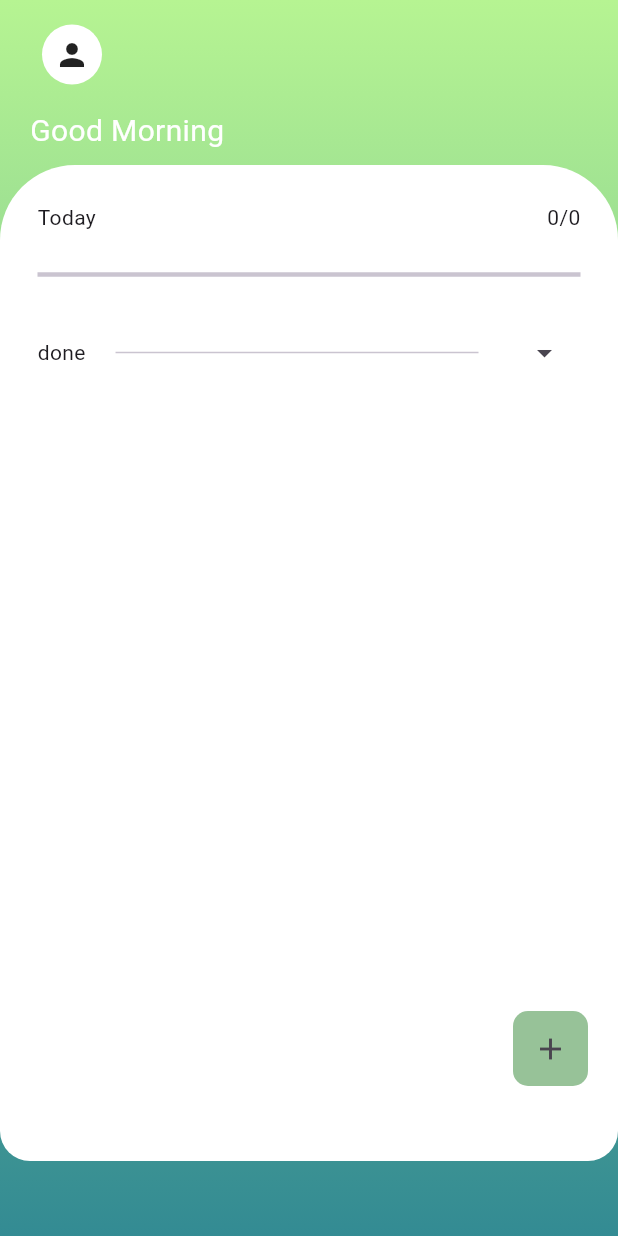
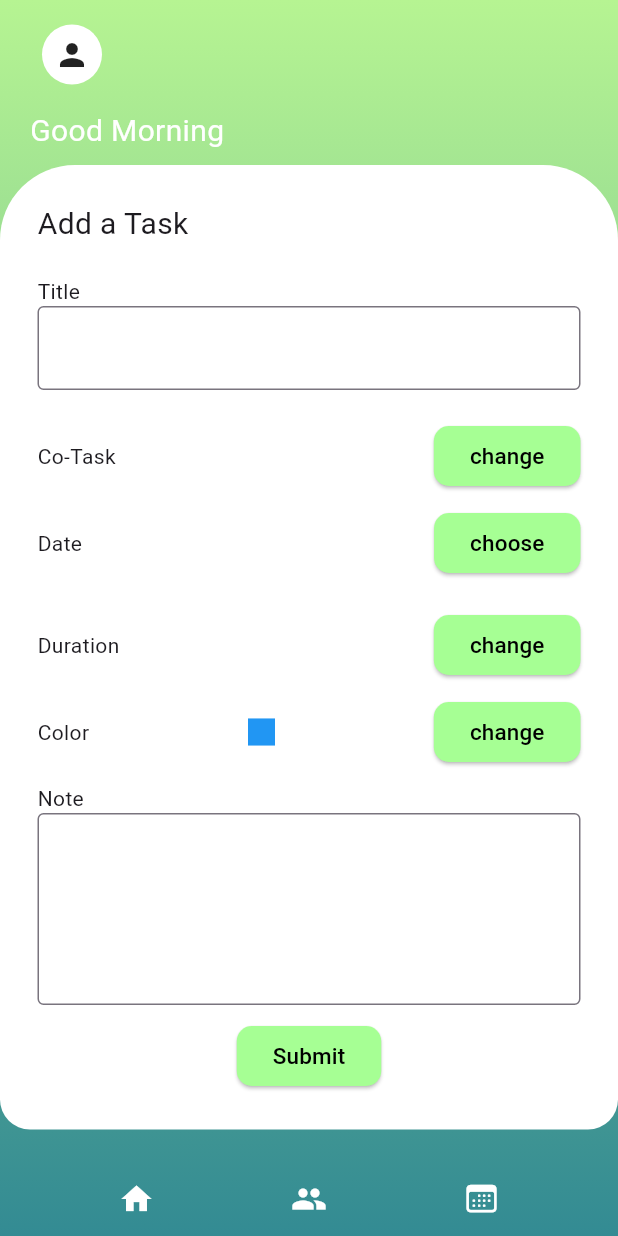
Before and after one commit to Rafik-Bendjema/TaskMates, a Flutter app: the screen it shows once a user with an empty profile is signed in, after a tap on the "add" icon, on a phone screen of 412 x 824 dp. Run offline on Flutter 3.47's test engine with Material 3 defaults, Android fonts, the light colour scheme and no system bars; our stand-ins replace cloud_firestore, firebase_auth, firebase_core, flutter_colorpicker, flutter_riverpod; missing offline and left inert: duration_picker; accounts and stored records are empty.

Commit message:
add task view added + nav bar

```diff
--- /dev/null
+++ b/lib/features/friends/presentation/pages/friendsPage.dart
@@ -0,0 +1,17 @@
+import 'package:flutter/cupertino.dart';
+
+class FriendsPage extends StatefulWidget {
+  const FriendsPage({super.key});
+
+  @override
+  State<FriendsPage> createState() => _FriendsPageState();
+}
+
+class _FriendsPageState extends State<FriendsPage> {
+  @override
+  Widget build(BuildContext context) {
+    return const Center(
+      child: Text("friends page"),
+    );
+  }
+}
--- a/lib/features/home/presentation/pages/home.dart
+++ b/lib/features/home/presentation/pages/home.dart
@@ -1,26 +1,33 @@
-import 'package:cloud_firestore/cloud_firestore.dart';
-import 'package:firebase_core/firebase_core.dart';
 import 'package:flutter/cupertino.dart';
 import 'package:flutter/material.dart';
+import 'package:flutter/rendering.dart';
 import 'package:flutter/widgets.dart';
 import 'package:flutter_riverpod/flutter_riverpod.dart';
 import 'package:taskmates/core/widgets/background.dart';
 import 'package:taskmates/features/auth/data/user.dart';
 import 'package:taskmates/features/auth/presentation/provider/userProvider.dart';
-import 'package:taskmates/features/home/presentation/widgets/TaskDone.dart';
-import 'package:taskmates/features/tasks/data/presentation/widgets/taskView.dart';
-import 'package:taskmates/features/tasks/data/task.dart';
-import 'package:taskmates/features/tasks/domain/taskDb.dart';
+import 'package:taskmates/features/friends/presentation/pages/friendsPage.dart';
+import 'package:taskmates/features/tasks/presentation/pages/Taskstats.dart';
+import 'package:taskmates/features/tasks/presentation/pages/addtask.dart';
+import 'package:taskmates/features/tasks/presentation/pages/taskPage.dart';
 
-class HomePage extends ConsumerWidget {
+class HomePage extends StatefulWidget {
   const HomePage({super.key});
 
   @override
-  Widget build(BuildContext context, WidgetRef ref) {
-    final tasks = ref.watch(tasksProvider);
-    UserModel? user = ref.watch(userIdProvider);
-    print("reloaded iwht the uid ${user?.id}");
+  State<HomePage> createState() => _HomePageState();
+}
 
+class _HomePageState extends State<HomePage> {
+  List<Widget> pages = [
+    const TaskPage(),
+    const FriendsPage(),
+    const Taskstats(),
+    const Addtask()
+  ];
+  int index = 0;
+  @override
+  Widget build(BuildContext context) {
     return Scaffold(
       body: Center(
         child: SafeArea(
@@ -49,7 +56,13 @@ class HomePage extends ConsumerWidget {
                                         shape: BoxShape.circle,
                                         color: Colors.white),
                                     child: const Icon(Icons.person)),
-                                Text(user?.id ?? '...'),
+                                Consumer(
+                                  builder: (context, ref, w) {
+                                    UserModel? user = ref.watch(userIdProvider);
+
+                                    return Text(user?.id ?? '...');
+                                  },
+                                )
                               ],
                             ),
                           ),
@@ -65,19 +78,7 @@ class HomePage extends ConsumerWidget {
                       ),
                     ),
                     Expanded(
-                        child: tasks.when(
-                      data: (data) {
-                        print("here is data ${data.length}");
-                        List<Task> doneTasks = [];
-                        List<Task> waitingTasks = [];
-                        for (Task task in data) {
-                          if (task.isDone) {
-                            doneTasks.add(task);
-                          } else {
-                            waitingTasks.add(task);
-                          }
-                        }
-                        return Stack(
+                        child: Stack(
                       children: [
                         Container(
                             clipBehavior: Clip.hardEdge,
@@ -90,53 +91,10 @@ class HomePage extends ConsumerWidget {
                               ),
                             ),
                             width: MediaQuery.of(context).size.width,
-                              child: Column(
-                                children: [
-                                  Row(
-                                    mainAxisAlignment:
-                                        MainAxisAlignment.spaceBetween,
-                                    children: [
-                                      const Text("Today"),
-                                      Text("${doneTasks.length}/${data.length}")
-                                    ],
-                                  ),
-                                  const SizedBox(
-                                    height: 20,
-                                  ),
-                                  Stack(
-                                    children: [
-                                      const Divider(
-                                        thickness: 3,
-                                      ),
-                                      Divider(
-                                        color: Colors.green,
-                                        endIndent:
-                                            (MediaQuery.of(context).size.width -
-                                                    50 * doneTasks.length) /
-                                                data.length,
-                                        thickness: 3,
-                                      ),
-                                    ],
-                                  ),
-                                  const SizedBox(
-                                    height: 20,
-                                  ),
-                                  Expanded(
-                                    child: ListView(
-                                      scrollDirection: Axis.vertical,
-                                      children: [
-                                        TaskDone(
-                                          tasks: doneTasks,
-                                        ),
-                                        Taskview(tasks: waitingTasks)
-                                      ],
-                                    ),
-                                  )
-                                ],
-                              ),
-                            ),
+                            child: pages[index]),
+                        if (index == 0)
                           Positioned(
-                              bottom: 50,
+                            bottom: 20,
                             right: 20,
                             child: Container(
                               decoration: const BoxDecoration(
@@ -146,20 +104,74 @@ class HomePage extends ConsumerWidget {
                               width: 50,
                               height: 50,
                               child: IconButton(
-                                    onPressed: () {},
+                                  onPressed: () {
+                                    setState(() {
+                                      index = 3;
+                                    });
+                                  },
                                   icon: const Icon(Icons.add)),
                             ),
                           ),
                       ],
-                        );
+                    )),
+                    SizedBox(
+                      height: 50,
+                      child: Row(
+                        mainAxisAlignment: MainAxisAlignment.spaceEvenly,
+                        children: [
+                          IconButton(
+                              style: ButtonStyle(
+                                  backgroundColor: index == 0
+                                      ? const WidgetStatePropertyAll(
+                                          Color.fromARGB(255, 185, 255, 188))
+                                      : null),
+                              onPressed: () {
+                                setState(() {
+                                  if (index != 0) {
+                                    index = 0;
+                                  }
+                                });
                               },
-                      loading: () =>
-                          const Center(child: CircularProgressIndicator()),
-                      error: (error, stack) =>
-                          Center(child: Text('Error: $error')),
+                              icon: const Icon(
+                                Icons.home,
+                                color: Colors.white,
                               )),
-                    Container(
-                      height: 50,
+                          IconButton(
+                              style: ButtonStyle(
+                                  backgroundColor: index == 1
+                                      ? const WidgetStatePropertyAll(
+                                          Color.fromARGB(255, 185, 255, 188))
+                                      : null),
+                              onPressed: () {
+                                setState(() {
+                                  if (index != 1) {
+                                    index = 1;
+                                  }
+                                });
+                              },
+                              icon: const Icon(
+                                Icons.people,
+                                color: Colors.white,
+                              )),
+                          IconButton(
+                              style: ButtonStyle(
+                                  backgroundColor: index == 2
+                                      ? const WidgetStatePropertyAll(
+                                          Color.fromARGB(255, 185, 255, 188))
+                                      : null),
+                              onPressed: () {
+                                setState(() {
+                                  if (index != 2) {
+                                    index = 2;
+                                  }
+                                });
+                              },
+                              icon: const Icon(
+                                CupertinoIcons.calendar,
+                                color: Colors.white,
+                              ))
+                        ],
+                      ),
                     )
                   ],
                 ),
--- /dev/null
+++ b/lib/features/tasks/presentation/pages/Taskstats.dart
@@ -0,0 +1,18 @@
+import 'package:flutter/cupertino.dart';
+import 'package:flutter/material.dart';
+
+class Taskstats extends StatefulWidget {
+  const Taskstats({super.key});
+
+  @override
+  State<Taskstats> createState() => _TaskstatsState();
+}
+
+class _TaskstatsState extends State<Taskstats> {
+  @override
+  Widget build(BuildContext context) {
+    return const Center(
+      child: Text("Task stats"),
+    );
+  }
+}
--- /dev/null
+++ b/lib/features/tasks/presentation/pages/addtask.dart
@@ -0,0 +1,259 @@
+import 'package:cloud_firestore/cloud_firestore.dart';
+import 'package:duration_picker/duration_picker.dart';
+import 'package:flutter/cupertino.dart';
+import 'package:flutter/material.dart';
+import 'package:flutter_colorpicker/flutter_colorpicker.dart';
+import 'package:intl/intl.dart';
+
+class Addtask extends StatefulWidget {
+  const Addtask({super.key});
+
+  @override
+  State<Addtask> createState() => _AddtaskState();
+}
+
+class _AddtaskState extends State<Addtask> {
+  final _formKey = GlobalKey<FormState>();
+
+  final _titleController = TextEditingController();
+  final _noteController = TextEditingController();
+  String? coTask;
+  DateTime? date;
+  Duration? duration;
+  Color color = Colors.blue;
+  @override
+  void dispose() {
+    _titleController.dispose();
+    _noteController.dispose();
+    super.dispose();
+  }
+
+  @override
+  Widget build(BuildContext context) {
+    return SingleChildScrollView(
+      scrollDirection: Axis.vertical,
+      child: Form(
+        key: _formKey,
+        child: Column(
+          children: [
+            const Align(
+                alignment: Alignment.centerLeft,
+                child: Text(
+                  "Add a Task",
+                  style: TextStyle(fontSize: 20),
+                )),
+            const SizedBox(
+              height: 20,
+            ),
+            const Align(
+              alignment: Alignment.centerLeft,
+              child: Text("Title"),
+            ),
+            TextFormField(
+              controller: _titleController,
+              decoration: const InputDecoration(border: OutlineInputBorder()),
+              validator: (value) {
+                if (value == null || value.isEmpty) {
+                  return 'Please enter a title';
+                }
+                return null;
+              },
+            ),
+            const SizedBox(
+              height: 20,
+            ),
+            Row(
+              mainAxisAlignment: MainAxisAlignment.spaceBetween,
+              children: [
+                const Text('Co-Task'),
+                ElevatedButton(
+                    style: ElevatedButton.styleFrom(
+                        backgroundColor: const Color(0xFFA6FF94),
+                        shape: RoundedRectangleBorder(
+                          borderRadius: BorderRadius.circular(
+                              10), // Change this value to customize the shape
+                        )),
+                    onPressed: () {},
+                    child: const Text(
+                      "change",
+                      style: TextStyle(fontSize: 15, color: Colors.black),
+                    ))
+              ],
+            ),
+            const SizedBox(
+              height: 10,
+            ),
+            Row(
+              mainAxisAlignment: MainAxisAlignment.spaceBetween,
+              children: [
+                const Text('Date'),
+                date == null
+                    ? const SizedBox()
+                    : Builder(builder: (context) {
+                        DateFormat formatter = DateFormat('yyyy-MM-dd HH:mm');
+
+                        // Format the DateTime
+                        String formatted = formatter.format(date!);
+                        return Text(
+                          formatted.toString(),
+                          style: const TextStyle(fontSize: 10),
+                        );
+                      }),
+                ElevatedButton(
+                    style: ElevatedButton.styleFrom(
+                        backgroundColor: const Color(0xFFA6FF94),
+                        shape: RoundedRectangleBorder(
+                          borderRadius: BorderRadius.circular(
+                              10), // Change this value to customize the shape
+                        )),
+                    onPressed: () async {
+                      DateTime? temp;
+                      temp = await showDatePicker(
+                          context: context,
+                          firstDate: DateTime.now(),
+                          lastDate:
+                              DateTime.now().add(const Duration(days: 365)));
+                      if (temp != null) {
+                        var time = await showTimePicker(
+                            context: context, initialTime: TimeOfDay.now());
+                        if (time != null) {
+                          print("this is time $time");
+                          setState(() {
+                            date = temp!.add(Duration(
+                                hours: time.hour, minutes: time.minute));
+                          });
+                        }
+                      }
+
+                      print("this is the date $date");
+                    },
+                    child: const Text(
+                      "choose",
+                      style: TextStyle(fontSize: 15, color: Colors.black),
+                    ))
+              ],
+            ),
+            const SizedBox(
+              height: 10,
+            ),
+            const SizedBox(
+              height: 10,
+            ),
+            Row(
+              mainAxisAlignment: MainAxisAlignment.spaceBetween,
+              children: [
+                const Text('Duration'),
+                duration == null
+                    ? const SizedBox()
+                    : Text(
+                        "${duration!.inMinutes} minutes",
+                        style: const TextStyle(fontSize: 10),
+                      ),
+                ElevatedButton(
+                    style: ElevatedButton.styleFrom(
+                        backgroundColor: const Color(0xFFA6FF94),
+                        shape: RoundedRectangleBorder(
+                          borderRadius: BorderRadius.circular(
+                              10), // Change this value to customize the shape
+                        )),
+                    onPressed: () async {
+                      var temp = await showDurationPicker(
+                          context: context,
+                          initialTime: duration ?? const Duration(seconds: 20));
+                      if (temp != null) {
+                        setState(() {
+                          duration = temp;
+                        });
+                      }
+                    },
+                    child: const Text(
+                      "change",
+                      style: TextStyle(fontSize: 15, color: Colors.black),
+                    ))
+              ],
+            ),
+            const SizedBox(
+              height: 10,
+            ),
+            Row(
+              mainAxisAlignment: MainAxisAlignment.spaceBetween,
+              children: [
+                const Text('Color'),
+                Icon(
+                  Icons.square,
+                  color: color,
+                ),
+                ElevatedButton(
+                    style: ElevatedButton.styleFrom(
+                        backgroundColor: const Color(0xFFA6FF94),
+                        shape: RoundedRectangleBorder(
+                          borderRadius: BorderRadius.circular(
+                              10), // Change this value to customize the shape
+                        )),
+                    onPressed: () {
+                      showDialog(
+                          context: context,
+                          builder: (context) => AlertDialog(
+                                title: const Text("Pick a color"),
+                                content: SingleChildScrollView(
+                                  child: BlockPicker(
+                                      pickerColor: color,
+                                      onColorChanged: (v) {
+                                        setState(() {
+                                          color = v;
+                                        });
+                                      }),
+                                ),
+                                actions: [
+                                  TextButton(
+                                      onPressed: () {
+                                        Navigator.of(context).pop();
+                                      },
+                                      child: const Text('Done'))
+                                ],
+                              ));
+                    },
+                    child: const Text(
+                      "change",
+                      style: TextStyle(fontSize: 15, color: Colors.black),
+                    )),
+              ],
+            ),
+            const SizedBox(
+              height: 10,
+            ),
+            const Align(
+              alignment: Alignment.bottomLeft,
+              child: Text("Note"),
+            ),
+            TextFormField(
+              controller: _noteController,
+              maxLines: 4,
+              minLines: 4,
+              decoration: const InputDecoration(border: OutlineInputBorder()),
+            ),
+            const SizedBox(
+              height: 10,
+            ),
+            ElevatedButton(
+                style: ElevatedButton.styleFrom(
+                    backgroundColor: const Color(0xFFA6FF94),
+                    shape: RoundedRectangleBorder(
+                      borderRadius: BorderRadius.circular(
+                          10), // Change this value to customize the shape
+                    )),
+                onPressed: () {
+                  if (_formKey.currentState!.validate()) {
+                    // Process data.
+                  }
+                },
+                child: const Text(
+                  "Submit",
+                  style: TextStyle(fontSize: 15, color: Colors.black),
+                )),
+          ],
+        ),
+      ),
+    );
+  }
+}
--- /dev/null
+++ b/lib/features/tasks/presentation/pages/taskPage.dart
@@ -0,0 +1,87 @@
+import 'package:flutter/cupertino.dart';
+import 'package:flutter/material.dart';
+import 'package:flutter_riverpod/flutter_riverpod.dart';
+import 'package:taskmates/features/tasks/presentation/pages/addtask.dart';
+
+import '../../../auth/presentation/provider/userProvider.dart';
+import '../../../home/presentation/widgets/TaskDone.dart';
+import '../../data/task.dart';
+import '../widgets/taskView.dart';
+
+class TaskPage extends ConsumerStatefulWidget {
+  const TaskPage({super.key});
+
+  @override
+  _TaskPageState createState() => _TaskPageState();
+}
+
+class _TaskPageState extends ConsumerState<TaskPage> {
+  bool addClicked = false;
+  @override
+  Widget build(BuildContext context) {
+    final tasks = ref.watch(tasksProvider);
+    return tasks.when(
+      data: (data) {
+        print("here is data ${data.length}");
+        List<Task> doneTasks = [];
+        List<Task> waitingTasks = [];
+        for (Task task in data) {
+          if (task.isDone) {
+            doneTasks.add(task);
+          } else {
+            waitingTasks.add(task);
+          }
+        }
+        if (addClicked) return const Addtask();
+        return Stack(
+          children: [
+            Column(
+              children: [
+                Row(
+                  mainAxisAlignment: MainAxisAlignment.spaceBetween,
+                  children: [
+                    const Text("Today"),
+                    Text("${doneTasks.length}/${data.length}")
+                  ],
+                ),
+                const SizedBox(
+                  height: 20,
+                ),
+                Stack(
+                  children: [
+                    const Divider(
+                      thickness: 3,
+                    ),
+                    Divider(
+                      color: Colors.green,
+                      endIndent: (MediaQuery.of(context).size.width -
+                              50 * doneTasks.length) /
+                          data.length,
+                      thickness: 3,
+                    ),
+                  ],
+                ),
+                const SizedBox(
+                  height: 20,
+                ),
+                Expanded(
+                  child: ListView(
+                    scrollDirection: Axis.vertical,
+                    children: [
+                      TaskDone(
+                        tasks: doneTasks,
+                      ),
+                      Taskview(tasks: waitingTasks)
+                    ],
+                  ),
+                )
+              ],
+            ),
+          ],
+        );
+      },
+      loading: () => const Center(child: CircularProgressIndicator()),
+      error: (error, stack) => Center(child: Text('Error: $error')),
+    );
+  }
+}
--- a/lib/features/tasks/data/presentation/widgets/taskView.dart
+++ b/lib/features/tasks/presentation/widgets/taskView.dart
@@ -2,7 +2,7 @@ import 'package:flutter/foundation.dart';
 import 'package:flutter/material.dart';
 import 'package:taskmates/features/tasks/data/task.dart';
 
-import '../../../../home/presentation/widgets/TaskTile.dart';
+import '../../../home/presentation/widgets/TaskTile.dart';
 
 class Taskview extends StatelessWidget {
   final List<Task> tasks;
--- a/pubspec.yaml
+++ b/pubspec.yaml
@@ -42,6 +42,9 @@ dependencies:
   flutter_riverpod:
   riverpod_annotation:
   uuid:
+  intl:
+  duration_picker:
+  flutter_colorpicker:
 
 
 dev_dependencies:
```
Also changed, not shown: pubspec.lock. Lines whose indentation alone changed are shown as unchanged.
